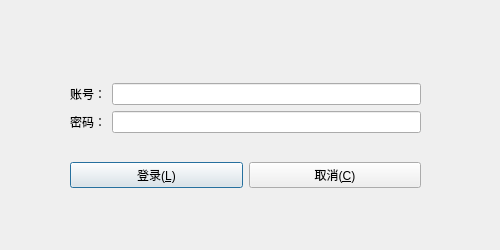
This is src/UI/dialogs/logindialog.ui in 3944Realms/AirLife as Qt 5 draws it before an edit. The edited form follows.
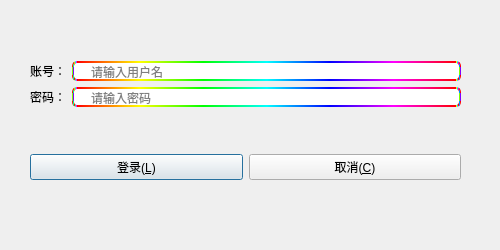
This is the edited form. Icons and pictures are not drawn.

Patch:
```diff
--- a/src/UI/dialogs/logindialog.ui
+++ b/src/UI/dialogs/logindialog.ui
@@ -32,10 +32,10 @@
   <widget class="QWidget" name="verticalLayoutWidget">
    <property name="geometry">
     <rect>
-     <x>70</x>
-     <y>60</y>
-     <width>351</width>
-     <height>151</height>
+     <x>30</x>
+     <y>20</y>
+     <width>431</width>
+     <height>201</height>
     </rect>
    </property>
    <layout class="QVBoxLayout" name="verticalLayout">
@@ -55,26 +55,56 @@
        </widget>
       </item>
       <item row="0" column="1">
-       <widget class="QLineEdit" name="acc_inp"/>
-      </item>
-      <item row="1" column="0">
-       <widget class="QLabel" name="pas_lab">
-        <property name="layoutDirection">
-         <enum>Qt::LeftToRight</enum>
+       <widget class="QLineEdit" name="acc_inp">
+        <property name="styleSheet">
+         <string notr="true">border-radius:5px;
+border:2px solid qlineargradient(spread:pad, x1:0, y1:0, x2:1, y2:0, stop:0 rgba(255, 0, 0, 255), stop:0.166 rgba(255, 255, 0, 255), stop:0.333 rgba(0, 255, 0, 255), stop:0.5 rgba(0, 255, 255, 255), stop:0.666 rgba(0, 0, 255, 255), stop:0.833 rgba(255, 0, 255, 255), stop:1 rgba(255, 0, 0, 255));
+background: url(:/Icon/airLifeUserS.ico) no-repeat left center ; padding-left: 15px;
+
+
+</string>
         </property>
-        <property name="text">
-         <string>密码：</string>
+        <property name="maxLength">
+         <number>30</number>
         </property>
-        <property name="alignment">
-         <set>Qt::AlignCenter</set>
+        <property name="placeholderText">
+         <string>请输入用户名</string>
         </property>
        </widget>
       </item>
       <item row="1" column="1">
        <widget class="QLineEdit" name="pas_inp">
+        <property name="styleSheet">
+         <string notr="true">border-radius:5px;
+border:2px solid qlineargradient(spread:pad, x1:0, y1:0, x2:1, y2:0, stop:0 rgba(255, 0, 0, 255), stop:0.166 rgba(255, 255, 0, 255), stop:0.333 rgba(0, 255, 0, 255), stop:0.5 rgba(0, 255, 255, 255), stop:0.666 rgba(0, 0, 255, 255), stop:0.833 rgba(255, 0, 255, 255), stop:1 rgba(255, 0, 0, 255));
+background: url(:/Icon/airLifeLockS.ico) no-repeat left center ; padding-left: 15px;
+
+
+
+</string>
+        </property>
+        <property name="maxLength">
+         <number>25</number>
+        </property>
         <property name="echoMode">
          <enum>QLineEdit::PasswordEchoOnEdit</enum>
         </property>
+        <property name="placeholderText">
+         <string>请输入密码</string>
+        </property>
+       </widget>
+      </item>
+      <item row="1" column="0">
+       <widget class="QLabel" name="pas_lab">
+        <property name="layoutDirection">
+         <enum>Qt::LeftToRight</enum>
+        </property>
+        <property name="text">
+         <string>密码：</string>
+        </property>
+        <property name="alignment">
+         <set>Qt::AlignCenter</set>
+        </property>
        </widget>
       </item>
      </layout>
@@ -83,6 +113,10 @@
      <layout class="QHBoxLayout" name="horizontalLayout">
       <item>
        <widget class="QPushButton" name="loginButton">
+        <property name="styleSheet">
+         <string notr="true">
+</string>
+        </property>
         <property name="text">
          <string>登录(&amp;L)</string>
         </property>
```
